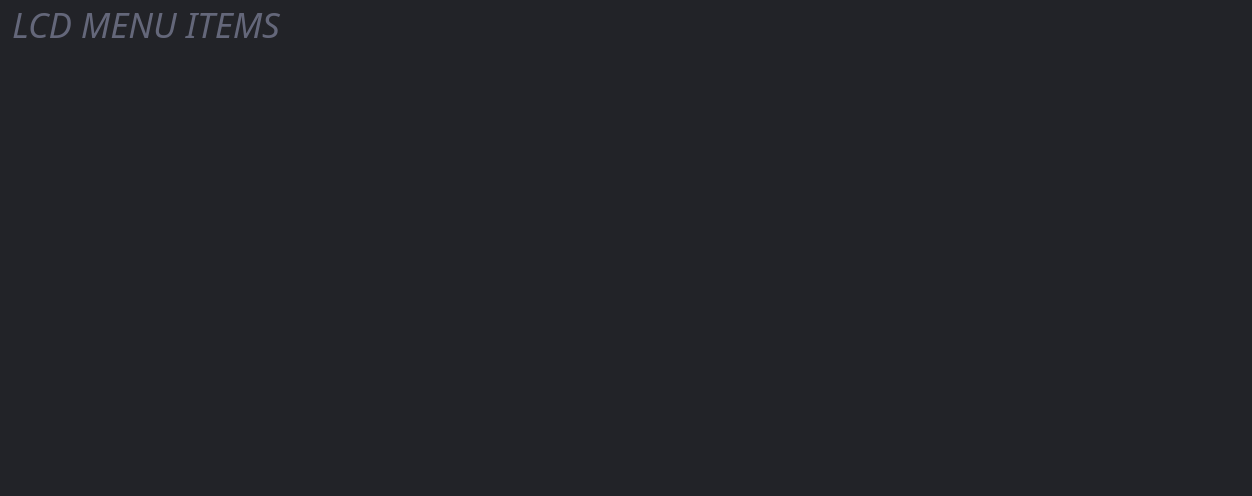
This is gui/LCDMenuItemsPage.ui in SimonBuxx/iloop-marlin-configurator as Qt 5 draws it before an edit. The edited form follows.
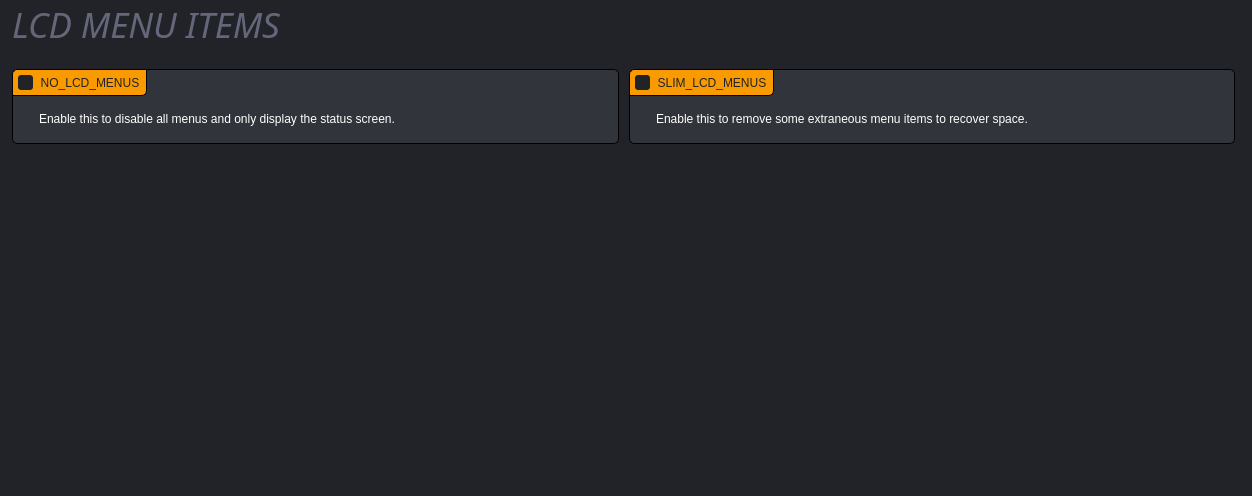
This is the edited form. Icons and pictures are not drawn.

Commit message: Implementation for SD card and LCD menu items pages

Patch:
```diff
--- a/gui/LCDMenuItemsPage.ui
+++ b/gui/LCDMenuItemsPage.ui
@@ -275,23 +275,7 @@
    <property name="spacing">
     <number>10</number>
    </property>
-   <item row="3" column="1">
-    <spacer name="verticalSpacer_2">
-     <property name="orientation">
-      <enum>Qt::Vertical</enum>
-     </property>
-     <property name="sizeType">
-      <enum>QSizePolicy::Fixed</enum>
-     </property>
-     <property name="sizeHint" stdset="0">
-      <size>
-       <width>20</width>
-       <height>10</height>
-      </size>
-     </property>
-    </spacer>
-   </item>
-   <item row="10" column="0" colspan="3">
+   <item row="11" column="0" colspan="3">
     <spacer name="verticalSpacer">
      <property name="orientation">
       <enum>Qt::Vertical</enum>
@@ -402,6 +386,125 @@
      </layout>
     </widget>
    </item>
+   <item row="3" column="1">
+    <spacer name="verticalSpacer_2">
+     <property name="orientation">
+      <enum>Qt::Vertical</enum>
+     </property>
+     <property name="sizeType">
+      <enum>QSizePolicy::Fixed</enum>
+     </property>
+     <property name="sizeHint" stdset="0">
+      <size>
+       <width>20</width>
+       <height>10</height>
+      </size>
+     </property>
+    </spacer>
+   </item>
+   <item row="4" column="0" colspan="3">
+    <widget class="QWidget" name="widget_2" native="true">
+     <layout class="QGridLayout" name="gridLayout_2">
+      <property name="leftMargin">
+       <number>0</number>
+      </property>
+      <property name="topMargin">
+       <number>0</number>
+      </property>
+      <property name="rightMargin">
+       <number>0</number>
+      </property>
+      <property name="bottomMargin">
+       <number>0</number>
+      </property>
+      <property name="spacing">
+       <number>10</number>
+      </property>
+      <item row="0" column="0">
+       <widget class="QGroupBox" name="uNoLcdMenusBox">
+        <property name="title">
+         <string>NO_LCD_MENUS</string>
+        </property>
+        <property name="checkable">
+         <bool>true</bool>
+        </property>
+        <layout class="QGridLayout" name="gridLayout_3">
+         <property name="spacing">
+          <number>10</number>
+         </property>
+         <item row="0" column="0">
+          <widget class="QLabel" name="label">
+           <property name="sizePolicy">
+            <sizepolicy hsizetype="Fixed" vsizetype="Fixed">
+             <horstretch>0</horstretch>
+             <verstretch>0</verstretch>
+            </sizepolicy>
+           </property>
+           <property name="text">
+            <string/>
+           </property>
+           <property name="pixmap">
+            <pixmap resource="../resources/resources.qrc">:/info_FILL0_wght100_GRAD0_opsz20.svg</pixmap>
+           </property>
+          </widget>
+         </item>
+         <item row="0" column="1">
+          <widget class="QLabel" name="label_2">
+           <property name="text">
+            <string>Enable this to disable all menus and only display the status screen.</string>
+           </property>
+           <property name="wordWrap">
+            <bool>true</bool>
+           </property>
+          </widget>
+         </item>
+        </layout>
+       </widget>
+      </item>
+      <item row="0" column="1">
+       <widget class="QGroupBox" name="uSlimLcdMenusBox">
+        <property name="title">
+         <string>SLIM_LCD_MENUS</string>
+        </property>
+        <property name="checkable">
+         <bool>true</bool>
+        </property>
+        <layout class="QGridLayout" name="gridLayout_4">
+         <property name="spacing">
+          <number>10</number>
+         </property>
+         <item row="0" column="0">
+          <widget class="QLabel" name="label_3">
+           <property name="sizePolicy">
+            <sizepolicy hsizetype="Fixed" vsizetype="Fixed">
+             <horstretch>0</horstretch>
+             <verstretch>0</verstretch>
+            </sizepolicy>
+           </property>
+           <property name="text">
+            <string/>
+           </property>
+           <property name="pixmap">
+            <pixmap resource="../resources/resources.qrc">:/info_FILL0_wght100_GRAD0_opsz20.svg</pixmap>
+           </property>
+          </widget>
+         </item>
+         <item row="0" column="1">
+          <widget class="QLabel" name="label_4">
+           <property name="text">
+            <string>Enable this to remove some extraneous menu items to recover space.</string>
+           </property>
+           <property name="wordWrap">
+            <bool>true</bool>
+           </property>
+          </widget>
+         </item>
+        </layout>
+       </widget>
+      </item>
+     </layout>
+    </widget>
+   </item>
   </layout>
  </widget>
  <resources>
```
The commit also changes 8 other files.
